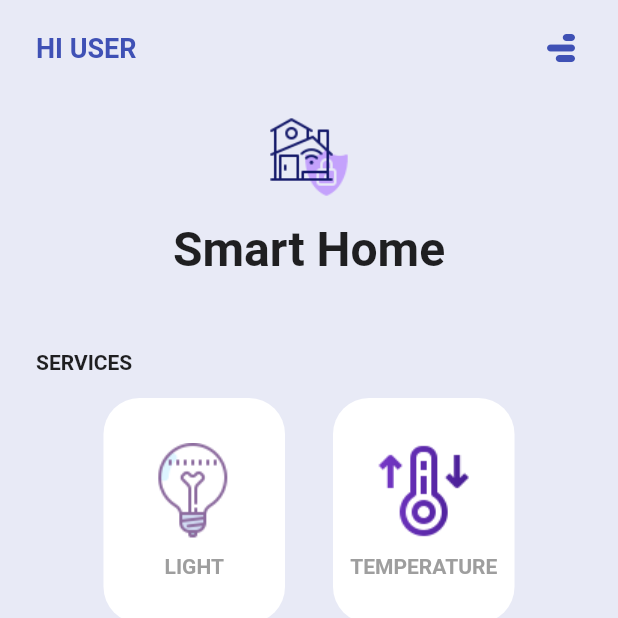
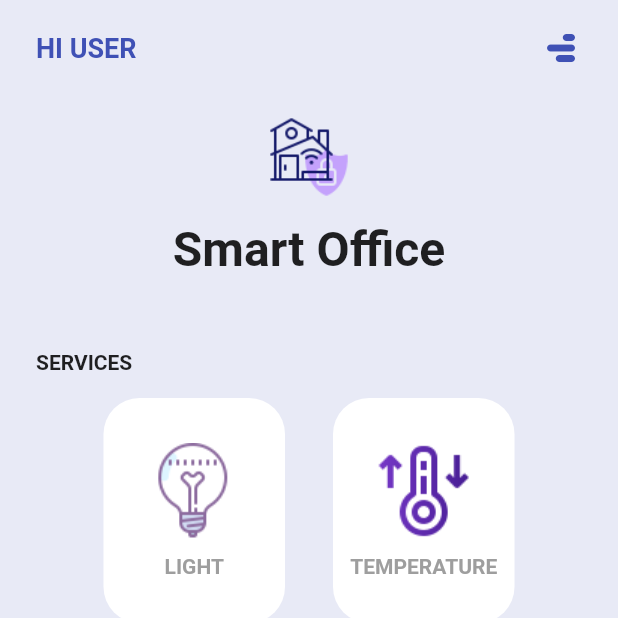
Before and after one commit to KoksalBerkay/smart-office-project, a Flutter app: the HomePage screen opened directly, on a phone screen of 412 x 824 dp, the top half of it. Run offline on Flutter 3.47's test engine with Material 2 defaults, Android fonts, the light colour scheme and no system bars; our stand-ins replace flutter_blue_plus, flutter_spinkit, percent_indicator, wakelock; missing offline and left inert: mqtt_client, network_info_plus.

Commit message:
Update home_page.dart

```diff
--- a/ble-flutter/lib/home_page.dart
+++ b/ble-flutter/lib/home_page.dart
@@ -4,7 +4,7 @@ import 'pages/humidity_page.dart';
 import 'pages/motion_page.dart';
 import 'pages/light_page.dart';
 
-String mqttIp = "192.168.0.108";
+String mqttIp = "192.168.1.97";
 
 class HomePage extends StatefulWidget {
   const HomePage({Key? key}) : super(key: key);
@@ -60,7 +60,7 @@ class _HomePageState extends State<HomePage> {
                     const SizedBox(height: 16),
                     const Center(
                       child: Text(
-                        'Smart Home',
+                        'Smart Office',
                         style: TextStyle(
                           fontSize: 32,
                           fontWeight: FontWeight.bold,
```
